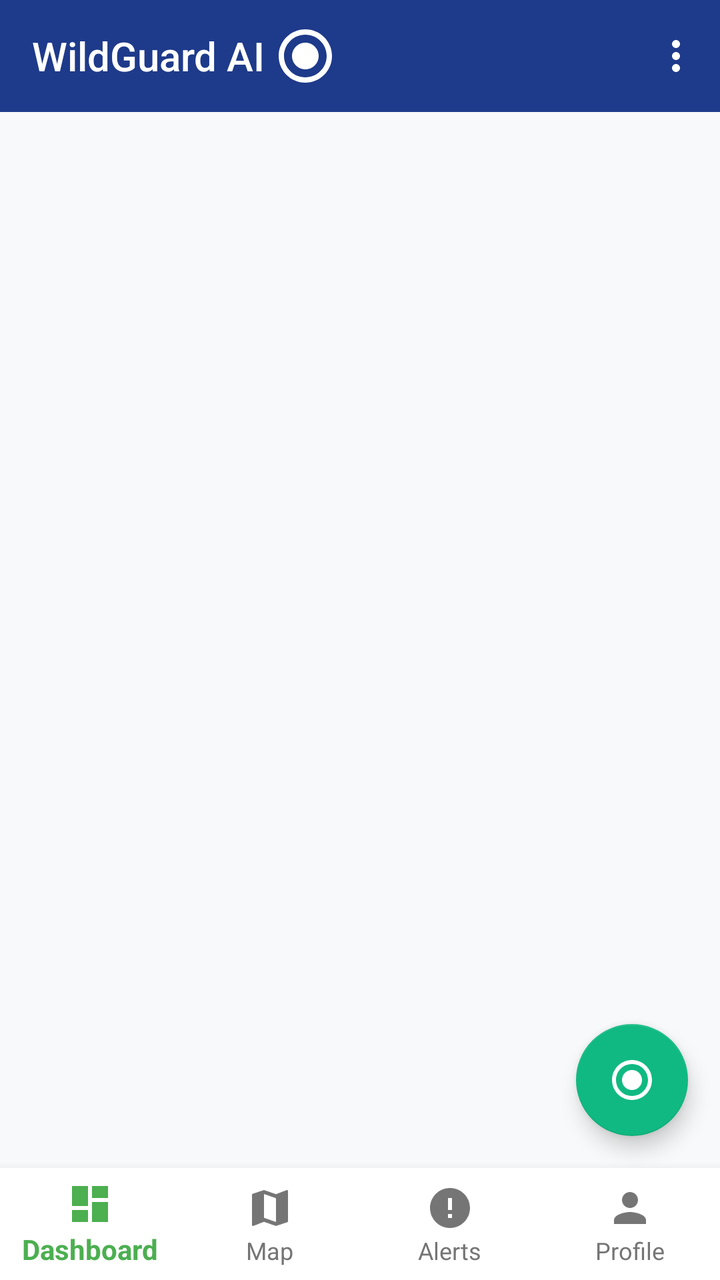
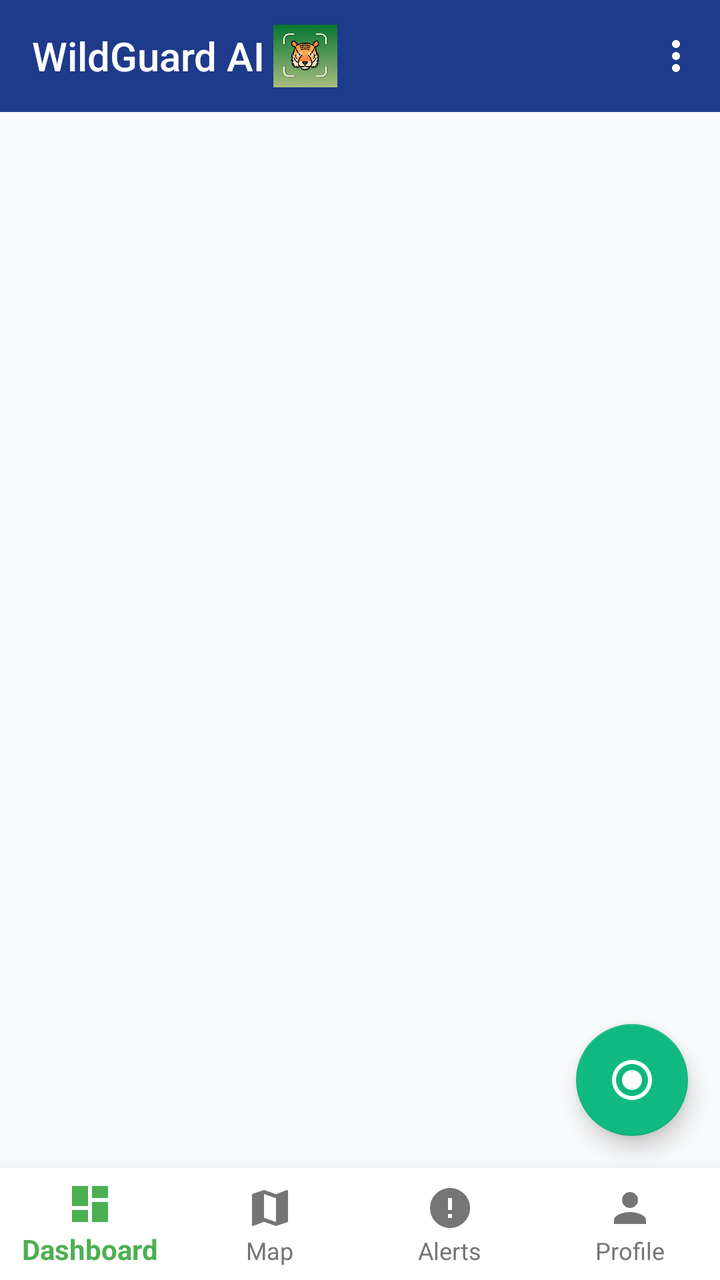

Before-and-after screenshots of an Android layout around one commit, followed by the original layout XML and the change that was made.
<!-- AndroidManifest.xml: activity theme Theme.AnimalAlert -->
<!-- res/layout/activity_main.xml -->
<?xml version="1.0" encoding="utf-8"?>
<androidx.constraintlayout.widget.ConstraintLayout xmlns:android="http://schemas.android.com/apk/res/android"
    xmlns:app="http://schemas.android.com/apk/res-auto"
    xmlns:tools="http://schemas.android.com/tools"
    android:layout_width="match_parent"
    android:layout_height="match_parent"
    android:background="@color/background"
    tools:context=".ui.MainActivity">

    
    <com.google.android.material.appbar.MaterialToolbar
        android:id="@+id/toolbar"
        android:layout_width="match_parent"
        android:layout_height="?attr/actionBarSize"
        android:background="@color/primary"
        android:theme="@style/ThemeOverlay.AppCompat.Dark.ActionBar"
        app:layout_constraintTop_toTopOf="parent"
        app:layout_constraintStart_toStartOf="parent"
        app:layout_constraintEnd_toEndOf="parent"
        app:title="WildGuard AI"
        app:titleTextColor="@color/white"
        app:menu="@menu/bottom_navigation_menu">

        <ImageView
            android:layout_width="32dp"
            android:layout_height="32dp"
            android:layout_marginStart="8dp"
            android:src="@drawable/ic_circle_blue"
            app:tint="@color/white" />

    </com.google.android.material.appbar.MaterialToolbar>

    
    <FrameLayout
        android:id="@+id/fragment_container"
        android:layout_width="0dp"
        android:layout_height="0dp"
        android:background="@color/background"
        app:layout_constraintTop_toBottomOf="@id/toolbar"
        app:layout_constraintBottom_toTopOf="@id/bottom_navigation"
        app:layout_constraintStart_toStartOf="parent"
        app:layout_constraintEnd_toEndOf="parent" />

    
    <com.google.android.material.bottomnavigation.BottomNavigationView
        android:id="@+id/bottom_navigation"
        android:layout_width="match_parent"
        android:layout_height="wrap_content"
        android:background="@color/white"
        app:itemIconTint="@color/bottom_nav_selector"
        app:itemTextColor="@color/bottom_nav_selector"
        app:menu="@menu/bottom_navigation_menu"
        app:labelVisibilityMode="labeled"
        app:layout_constraintBottom_toBottomOf="parent"
        app:layout_constraintStart_toStartOf="parent"
        app:layout_constraintEnd_toEndOf="parent"
        app:elevation="8dp" />

    
    <com.google.android.material.floatingactionbutton.FloatingActionButton
        android:id="@+id/fab_quick_scan"
        android:layout_width="wrap_content"
        android:layout_height="wrap_content"
        android:layout_margin="16dp"
        android:src="@drawable/ic_circle_green"
        android:contentDescription="Quick Scan"
        app:backgroundTint="@color/accent"
        app:tint="@color/white"
        app:layout_constraintBottom_toTopOf="@id/bottom_navigation"
        app:layout_constraintEnd_toEndOf="parent" />

</androidx.constraintlayout.widget.ConstraintLayout>
<!-- resources referenced by this layout -->
<resources>
  <color name="accent">#10B981</color>
  <color name="background">#F8F9FA</color>
  <color name="primary">#1E3A8A</color>
  <color name="white">#FFFFFF</color>
  <!-- drawable ic_circle_blue (drawable) -->
  <?xml version="1.0" encoding="utf-8"?>
  <vector xmlns:android="http://schemas.android.com/apk/res/android"
      android:width="24dp"
      android:height="24dp"
      android:viewportWidth="24"
      android:viewportHeight="24">
      <path
          android:fillColor="@color/info"
          android:pathData="M12,2C6.48,2 2,6.48 2,12s4.48,10 10,10 10,-4.48 10,-10S17.52,2 12,2zM12,20c-4.41,0 -8,-3.59 -8,-8s3.59,-8 8,-8 8,3.59 8,8 -3.59,8 -8,8z" />
      <path
          android:fillColor="@color/info"
          android:pathData="M12,17c-2.76,0 -5,-2.24 -5,-5s2.24,-5 5,-5 5,2.24 5,5 -2.24,5 -5,5z" />
  </vector>
  <!-- drawable ic_circle_green (drawable) -->
  <?xml version="1.0" encoding="utf-8"?>
  <vector xmlns:android="http://schemas.android.com/apk/res/android"
      android:width="24dp"
      android:height="24dp"
      android:viewportWidth="24"
      android:viewportHeight="24">
      <path
          android:fillColor="@color/success"
          android:pathData="M12,2C6.48,2 2,6.48 2,12s4.48,10 10,10 10,-4.48 10,-10S17.52,2 12,2zM12,20c-4.41,0 -8,-3.59 -8,-8s3.59,-8 8,-8 8,3.59 8,8 -3.59,8 -8,8z" />
      <path
          android:fillColor="@color/success"
          android:pathData="M12,17c-2.76,0 -5,-2.24 -5,-5s2.24,-5 5,-5 5,2.24 5,5 -2.24,5 -5,5z" />
  </vector>
  <style name="Theme.AnimalAlert" parent="Theme.AppCompat.Light.NoActionBar">
          <item name="colorPrimary">@color/purple_500</item>
          <item name="colorPrimaryDark">@color/purple_700</item>
          <item name="colorAccent">@color/teal_200</item>
          <item name="android:statusBarColor">@color/purple_700</item>
      </style>
  <color name="info">#3B82F6</color>
  <color name="success">#10B981</color>
  <color name="purple_500">#7944C7</color>
  <color name="purple_700">#3700B3</color>
  <color name="teal_200">#03DAC5</color>
</resources>

<!-- the commit's change to res/layout/activity_main.xml (unified diff, before → after) -->
@@ -25,8 +25,8 @@
             android:layout_width="32dp"
             android:layout_height="32dp"
             android:layout_marginStart="8dp"
-            android:src="@drawable/ic_circle_blue"
-            app:tint="@color/white" />
+            android:src="@drawable/wildtrack5_o"
+            />
 
     </com.google.android.material.appbar.MaterialToolbar>
 
<!-- resource entries referenced after the edit -->
@@ -4,20 +4,6 @@
   <color name="background">#F8F9FA</color>
   <color name="primary">#1E3A8A</color>
   <color name="white">#FFFFFF</color>
-  <!-- drawable ic_circle_blue (drawable) -->
-  <?xml version="1.0" encoding="utf-8"?>
-  <vector xmlns:android="http://schemas.android.com/apk/res/android"
-      android:width="24dp"
-      android:height="24dp"
-      android:viewportWidth="24"
-      android:viewportHeight="24">
-      <path
-          android:fillColor="@color/info"
-          android:pathData="M12,2C6.48,2 2,6.48 2,12s4.48,10 10,10 10,-4.48 10,-10S17.52,2 12,2zM12,20c-4.41,0 -8,-3.59 -8,-8s3.59,-8 8,-8 8,3.59 8,8 -3.59,8 -8,8z" />
-      <path
-          android:fillColor="@color/info"
-          android:pathData="M12,17c-2.76,0 -5,-2.24 -5,-5s2.24,-5 5,-5 5,2.24 5,5 -2.24,5 -5,5z" />
-  </vector>
   <!-- drawable ic_circle_green (drawable) -->
   <?xml version="1.0" encoding="utf-8"?>
   <vector xmlns:android="http://schemas.android.com/apk/res/android"
@@ -32,13 +18,13 @@
           android:fillColor="@color/success"
           android:pathData="M12,17c-2.76,0 -5,-2.24 -5,-5s2.24,-5 5,-5 5,2.24 5,5 -2.24,5 -5,5z" />
   </vector>
+  <!-- drawable wildtrack5_o: png bitmap (drawable, 130452 bytes) -->
   <style name="Theme.AnimalAlert" parent="Theme.AppCompat.Light.NoActionBar">
           <item name="colorPrimary">@color/purple_500</item>
           <item name="colorPrimaryDark">@color/purple_700</item>
           <item name="colorAccent">@color/teal_200</item>
           <item name="android:statusBarColor">@color/purple_700</item>
       </style>
-  <color name="info">#3B82F6</color>
   <color name="success">#10B981</color>
   <color name="purple_500">#7944C7</color>
   <color name="purple_700">#3700B3</color>
